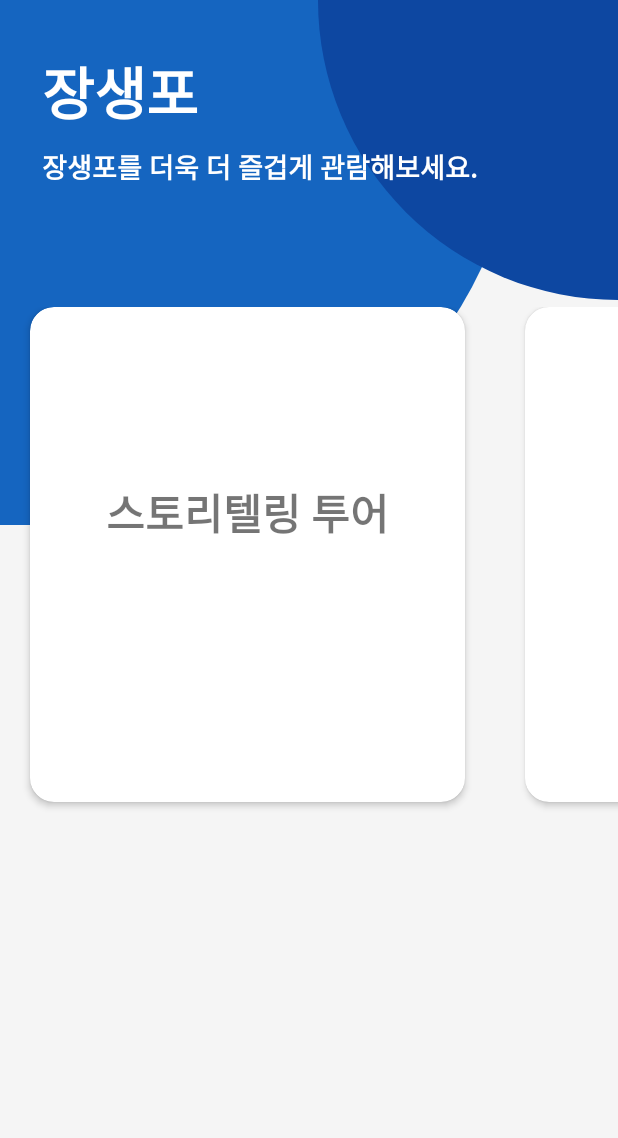
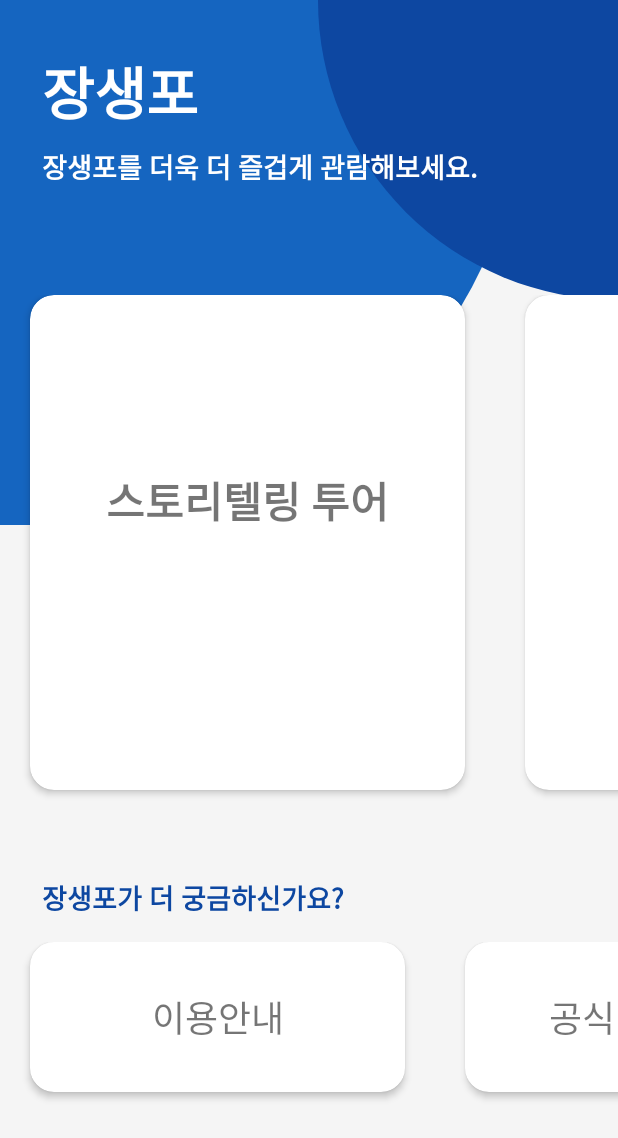
Before and after one commit to gurdlwl/Jangsaengpo_App, an Android app: the screen it shows after launch (MainActivity), on a phone screen of 412 x 824 dp. Shown: the top 1138 px of the screen. Run offline under Robolectric (Android 15) with nearby library versions, the phone set to English and light mode, and no system bars.

Commit message:
subRecyclerview 추가

```diff
--- a/app/src/main/java/kr/hs/dgsw/jangsengpoapp/MainActivity.java
+++ b/app/src/main/java/kr/hs/dgsw/jangsengpoapp/MainActivity.java
@@ -1,6 +1,7 @@
 package kr.hs.dgsw.jangsengpoapp;
 
 import android.content.Intent;
+import android.net.Uri;
 import android.support.v7.app.AppCompatActivity;
 import android.os.Bundle;
 import android.support.v7.widget.LinearLayoutManager;
@@ -8,47 +9,69 @@ import android.support.v7.widget.LinearSnapHelper;
 import android.support.v7.widget.RecyclerView;
 import android.support.v7.widget.SnapHelper;
 import android.view.View;
-import android.widget.ImageView;
-import android.widget.Toast;
 
 import java.util.ArrayList;
 import java.util.Arrays;
 import java.util.List;
 
-import kr.hs.dgsw.jangsengpoapp.RecyclerView.ListAdapter;
-import kr.hs.dgsw.jangsengpoapp.RecyclerView.ListClickListener;
+import kr.hs.dgsw.jangsengpoapp.MainRecyclerView.MainListAdapter;
+import kr.hs.dgsw.jangsengpoapp.MainRecyclerView.MainListClickListener;
+import kr.hs.dgsw.jangsengpoapp.SubRecyclerView.SubListAdapter;
+import kr.hs.dgsw.jangsengpoapp.SubRecyclerView.SubListClickListener;
 
-public class MainActivity extends AppCompatActivity implements ListClickListener {
+public class MainActivity extends AppCompatActivity implements MainListClickListener, SubListClickListener {
 
     SnapHelper snapHelper;
-    RecyclerView menuList;
+    RecyclerView mainList;
+    RecyclerView subList;
     LinearLayoutManager layoutManager;
-    ListAdapter adapter;
-    ImageView bgImg1;
-    ImageView bgImg2;
+    MainListAdapter mainListAdapter;
+    SubListAdapter subListAdapter;
+
+    String[] dataRes;
+    List<String> data;
 
     @Override
     protected void onCreate(Bundle savedInstanceState) {
         super.onCreate(savedInstanceState);
         setContentView(R.layout.activity_main);
 
-        String[] dataRes = getResources().getStringArray(R.array.menuList);
-        List<String> data = new ArrayList<String>(Arrays.asList(dataRes));
+        createMainRecycler();
+        createSubRecycler();
+    }
 
-        bgImg1 = findViewById(R.id.BgColor1);
-        bgImg2 = findViewById(R.id.BgColor2);
+    private void createMainRecycler(){
+        dataRes = getResources().getStringArray(R.array.menuList);
+        data = new ArrayList<String>(Arrays.asList(dataRes));
 
         snapHelper = new LinearSnapHelper();
 
-        menuList = findViewById(R.id.MenuList);
+        mainList = findViewById(R.id.MainList);
         layoutManager = new LinearLayoutManager(this);
-        adapter = new ListAdapter((ArrayList<String>) data,this);
+        mainListAdapter = new MainListAdapter((ArrayList<String>) data,this);
 
         layoutManager.setOrientation(LinearLayoutManager.HORIZONTAL);
-        menuList.setLayoutManager(layoutManager);
-        menuList.setAdapter(adapter);
+        mainList.setLayoutManager(layoutManager);
+        mainList.setAdapter(mainListAdapter);
 
-        snapHelper.attachToRecyclerView(menuList);
+        snapHelper.attachToRecyclerView(mainList);
+    }
+
+    private void createSubRecycler(){
+        dataRes = getResources().getStringArray(R.array.subList);
+        data = new ArrayList<String>(Arrays.asList(dataRes));
+
+        snapHelper = new LinearSnapHelper();
+
+        subList = findViewById(R.id.SubList);
+        layoutManager = new LinearLayoutManager(this);
+        subListAdapter = new SubListAdapter((ArrayList<String>) data, this);
+
+        layoutManager.setOrientation(LinearLayoutManager.HORIZONTAL);
+        subList.setLayoutManager(layoutManager);
+        subList.setAdapter(subListAdapter);
+
+        snapHelper.attachToRecyclerView(subList);
     }
 
     @Override
@@ -63,4 +86,20 @@ public class MainActivity extends AppCompatActivity implements ListClickListener
             startActivity(new Intent(this, MapActivity.class));
         }
     }
+
+    @Override
+    public void onItemClick2(View v, int position){
+        String url = "http://www.whalecity.kr";
+
+        if(position == 0){
+            Intent intent = new Intent(getApplicationContext(), );
+        } else if(position == 1){
+            Intent intent = new Intent(Intent.ACTION_VIEW, Uri.parse(url));
+            startActivity(intent);
+        } else if(position == 2){
+
+        } else if(position == 3){
+
+        }
+    }
 }
--- /dev/null
+++ b/app/src/main/java/kr/hs/dgsw/jangsengpoapp/MainRecyclerView/MainListAdapter.java
@@ -0,0 +1,47 @@
+package kr.hs.dgsw.jangsengpoapp.MainRecyclerView;
+
+import android.support.annotation.NonNull;
+import android.support.v7.widget.RecyclerView;
+import android.view.LayoutInflater;
+import android.view.View;
+import android.view.ViewGroup;
+
+import java.util.ArrayList;
+
+import kr.hs.dgsw.jangsengpoapp.R;
+
+public class MainListAdapter extends RecyclerView.Adapter<MainListItemViewHolder> {
+    private ArrayList<String> listData;
+    private MainListClickListener listener;
+
+    public MainListAdapter(ArrayList<String> data, MainListClickListener listener){
+        this.listData = data;
+        this.listener = listener;
+    }
+
+    @NonNull
+    @Override
+    public MainListItemViewHolder onCreateViewHolder(@NonNull ViewGroup viewGroup, int i) {
+        View listView = LayoutInflater
+                .from(viewGroup.getContext())
+                .inflate(R.layout.item_list, viewGroup, false);
+
+        return new MainListItemViewHolder(listView);
+    }
+
+    @Override
+    public void onBindViewHolder(@NonNull MainListItemViewHolder viewHolder, int i) {
+        viewHolder.textViewTitle.setText(listData.get(i));
+
+        final int index = i;
+        viewHolder.itemView.setOnClickListener(v -> listener.onItemClick(v, index));
+    }
+
+    @Override
+    public int getItemCount() {
+        if(listData == null)
+            return 0;
+        else
+            return listData.size();
+    }
+}
--- /dev/null
+++ b/app/src/main/java/kr/hs/dgsw/jangsengpoapp/MainRecyclerView/MainListClickListener.java
@@ -0,0 +1,7 @@
+package kr.hs.dgsw.jangsengpoapp.MainRecyclerView;
+
+import android.view.View;
+
+public interface MainListClickListener {
+    void onItemClick(View v, int position);
+}
--- /dev/null
+++ b/app/src/main/java/kr/hs/dgsw/jangsengpoapp/MainRecyclerView/MainListItemViewHolder.java
@@ -0,0 +1,18 @@
+package kr.hs.dgsw.jangsengpoapp.MainRecyclerView;
+
+import android.support.annotation.NonNull;
+import android.support.v7.widget.RecyclerView;
+import android.view.View;
+import android.widget.TextView;
+
+import kr.hs.dgsw.jangsengpoapp.R;
+
+public class MainListItemViewHolder extends RecyclerView.ViewHolder {
+
+    TextView textViewTitle;
+
+    public MainListItemViewHolder(@NonNull View itemView) {
+        super(itemView);
+        textViewTitle = itemView.findViewById(R.id.Title);
+    }
+}
--- a/app/src/main/java/kr/hs/dgsw/jangsengpoapp/RecyclerView/ListAdapter.java
+++ /dev/null
@@ -1,47 +0,0 @@
-package kr.hs.dgsw.jangsengpoapp.RecyclerView;
-
-import android.support.annotation.NonNull;
-import android.support.v7.widget.RecyclerView;
-import android.view.LayoutInflater;
-import android.view.View;
-import android.view.ViewGroup;
-
-import java.util.ArrayList;
-
-import kr.hs.dgsw.jangsengpoapp.R;
-
-public class ListAdapter extends RecyclerView.Adapter<ListItemViewHolder> {
-    private ArrayList<String> listData;
-    private ListClickListener listener;
-
-    public ListAdapter(ArrayList<String> data, ListClickListener listener){
-        this.listData = data;
-        this.listener = listener;
-    }
-
-    @NonNull
-    @Override
-    public ListItemViewHolder onCreateViewHolder(@NonNull ViewGroup viewGroup, int i) {
-        View listView = LayoutInflater
-                .from(viewGroup.getContext())
-                .inflate(R.layout.item_list, viewGroup, false);
-
-        return new ListItemViewHolder(listView);
-    }
-
-    @Override
-    public void onBindViewHolder(@NonNull ListItemViewHolder viewHolder, int i) {
-        viewHolder.textViewTitle.setText(listData.get(i));
-
-        final int index = i;
-        viewHolder.itemView.setOnClickListener(v -> listener.onItemClick(v, index));
-    }
-
-    @Override
-    public int getItemCount() {
-        if(listData == null)
-            return 0;
-        else
-            return listData.size();
-    }
-}
--- a/app/src/main/java/kr/hs/dgsw/jangsengpoapp/RecyclerView/ListClickListener.java
+++ /dev/null
@@ -1,7 +0,0 @@
-package kr.hs.dgsw.jangsengpoapp.RecyclerView;
-
-import android.view.View;
-
-public interface ListClickListener {
-    void onItemClick(View v, int position);
-}
--- a/app/src/main/java/kr/hs/dgsw/jangsengpoapp/RecyclerView/ListItemViewHolder.java
+++ /dev/null
@@ -1,18 +0,0 @@
-package kr.hs.dgsw.jangsengpoapp.RecyclerView;
-
-import android.support.annotation.NonNull;
-import android.support.v7.widget.RecyclerView;
-import android.view.View;
-import android.widget.TextView;
-
-import kr.hs.dgsw.jangsengpoapp.R;
-
-public class ListItemViewHolder extends RecyclerView.ViewHolder {
-
-    TextView textViewTitle;
-
-    public ListItemViewHolder(@NonNull View itemView) {
-        super(itemView);
-        textViewTitle = itemView.findViewById(R.id.Title);
-    }
-}
--- /dev/null
+++ b/app/src/main/java/kr/hs/dgsw/jangsengpoapp/SubRecyclerView/SubListAdapter.java
@@ -0,0 +1,47 @@
+package kr.hs.dgsw.jangsengpoapp.SubRecyclerView;
+
+import android.support.annotation.NonNull;
+import android.support.v7.widget.RecyclerView;
+import android.view.LayoutInflater;
+import android.view.View;
+import android.view.ViewGroup;
+
+import java.util.ArrayList;
+
+import kr.hs.dgsw.jangsengpoapp.R;
+
+public class SubListAdapter extends RecyclerView.Adapter<SubListItemViewHolder> {
+    private ArrayList<String> listData;
+    private SubListClickListener listener;
+
+    public SubListAdapter(ArrayList<String> data, SubListClickListener listener){
+        this.listData = data;
+        this.listener = listener;
+    }
+
+    @NonNull
+    @Override
+    public SubListItemViewHolder onCreateViewHolder(@NonNull ViewGroup viewGroup, int i) {
+        View listView = LayoutInflater
+                .from(viewGroup.getContext())
+                .inflate(R.layout.item_list2, viewGroup, false);
+
+        return new SubListItemViewHolder(listView);
+    }
+
+    @Override
+    public void onBindViewHolder(@NonNull SubListItemViewHolder viewHolder, int i) {
+        viewHolder.textViewTitle.setText(listData.get(i));
+
+        final int index = i;
+        viewHolder.itemView.setOnClickListener(v -> listener.onItemClick2(v, index));
+    }
+
+    @Override
+    public int getItemCount() {
+        if(listData == null)
+            return 0;
+        else
+            return listData.size();
+    }
+}
--- /dev/null
+++ b/app/src/main/java/kr/hs/dgsw/jangsengpoapp/SubRecyclerView/SubListClickListener.java
@@ -0,0 +1,7 @@
+package kr.hs.dgsw.jangsengpoapp.SubRecyclerView;
+
+import android.view.View;
+
+public interface SubListClickListener {
+    void onItemClick2(View v, int position);
+}
--- /dev/null
+++ b/app/src/main/java/kr/hs/dgsw/jangsengpoapp/SubRecyclerView/SubListItemViewHolder.java
@@ -0,0 +1,18 @@
+package kr.hs.dgsw.jangsengpoapp.SubRecyclerView;
+
+import android.support.annotation.NonNull;
+import android.support.v7.widget.RecyclerView;
+import android.view.View;
+import android.widget.TextView;
+
+import kr.hs.dgsw.jangsengpoapp.R;
+
+public class SubListItemViewHolder extends RecyclerView.ViewHolder {
+
+    TextView textViewTitle;
+
+    public SubListItemViewHolder(@NonNull View itemView) {
+        super(itemView);
+        textViewTitle = itemView.findViewById(R.id.Title);
+    }
+}
--- a/app/src/main/res/layout/activity_main.xml
+++ b/app/src/main/res/layout/activity_main.xml
@@ -13,6 +13,20 @@
         android:layout_height="match_parent"></include>
 
     <TextView
+        android:id="@+id/SubText"
+        android:layout_width="wrap_content"
+        android:layout_height="wrap_content"
+        android:layout_marginStart="28dp"
+        android:layout_marginTop="8dp"
+        android:text="@string/app_name_info"
+        android:textAllCaps="false"
+        android:textColor="#FFFFFF"
+        android:textSize="18sp"
+        android:textStyle="bold"
+        app:layout_constraintStart_toStartOf="parent"
+        app:layout_constraintTop_toBottomOf="@+id/MainText" />
+
+    <TextView
         android:id="@+id/MainText"
         android:layout_width="0dp"
         android:layout_height="wrap_content"
@@ -26,28 +40,38 @@
         app:layout_constraintStart_toStartOf="parent"
         app:layout_constraintTop_toTopOf="parent" />
 
+    <android.support.v7.widget.RecyclerView
+        android:id="@+id/MainList"
+        android:layout_width="match_parent"
+        android:layout_height="380dp"
+        android:layout_marginTop="72dp"
+        app:layout_constraintEnd_toEndOf="parent"
+        app:layout_constraintHorizontal_bias="0.494"
+        app:layout_constraintStart_toStartOf="parent"
+        android:overScrollMode="never"
+        app:layout_constraintTop_toBottomOf="@+id/SubText" />
+
     <TextView
-        android:id="@+id/SubText"
+        android:id="@+id/SubText2"
         android:layout_width="wrap_content"
         android:layout_height="wrap_content"
         android:layout_marginStart="28dp"
         android:layout_marginTop="8dp"
-        android:text="@string/app_name_info"
+        android:text="@string/app_name_info2"
         android:textAllCaps="false"
-        android:textColor="#FFFFFF"
+        android:textColor="@color/colorPrimaryDark"
         android:textSize="18sp"
         android:textStyle="bold"
         app:layout_constraintStart_toStartOf="parent"
-        app:layout_constraintTop_toBottomOf="@+id/MainText" />
+        app:layout_constraintTop_toBottomOf="@+id/MainList" />
 
     <android.support.v7.widget.RecyclerView
-        android:id="@+id/MenuList"
+        android:id="@+id/SubList"
         android:layout_width="match_parent"
-        android:layout_height="380dp"
-        android:layout_marginTop="80dp"
+        android:layout_height="120dp"
+        android:layout_marginTop="16dp"
         app:layout_constraintEnd_toEndOf="parent"
-        app:layout_constraintHorizontal_bias="0.494"
         app:layout_constraintStart_toStartOf="parent"
-        app:layout_constraintTop_toBottomOf="@+id/SubText" />
+        app:layout_constraintTop_toBottomOf="@+id/SubText2" />
 
 </android.support.constraint.ConstraintLayout>
--- /dev/null
+++ b/app/src/main/res/layout/item_list2.xml
@@ -0,0 +1,30 @@
+<?xml version="1.0" encoding="utf-8"?>
+<android.support.v7.widget.CardView xmlns:android="http://schemas.android.com/apk/res/android"
+    xmlns:app="http://schemas.android.com/apk/res-auto"
+    xmlns:tools="http://schemas.android.com/tools"
+    android:layout_width="250dp"
+    android:layout_height="100dp"
+    android:layout_marginStart="20dp"
+    android:layout_marginEnd="20dp"
+    app:cardCornerRadius="16dp"
+    app:cardElevation="3dp"
+    app:contentPadding="4dp">
+
+    <android.support.constraint.ConstraintLayout
+        android:layout_width="match_parent"
+        android:layout_height="match_parent">
+
+        <TextView
+            android:id="@+id/Title"
+            android:layout_width="wrap_content"
+            android:layout_height="wrap_content"
+            android:text="@string/app_name"
+            android:textSize="24sp"
+            app:layout_constraintBottom_toBottomOf="parent"
+            app:layout_constraintEnd_toEndOf="parent"
+            app:layout_constraintStart_toStartOf="parent"
+            app:layout_constraintTop_toTopOf="parent" />
+
+    </android.support.constraint.ConstraintLayout>
+
+</android.support.v7.widget.CardView>
--- a/app/src/main/res/layout/list.xml
+++ /dev/null
@@ -1,31 +0,0 @@
-<?xml version="1.0" encoding="utf-8"?>
-<android.support.constraint.ConstraintLayout
-    xmlns:android="http://schemas.android.com/apk/res/android"
-    xmlns:app="http://schemas.android.com/apk/res-auto"
-    xmlns:tools="http://schemas.android.com/tools"
-    android:layout_width="match_parent"
-    android:layout_height="match_parent">
-
-    <include
-        android:id="@+id/include3"
-        layout="@layout/item_list"
-        android:layout_width="300dp"
-        android:layout_height="340dp"
-        android:layout_marginStart="8dp"
-        android:layout_marginTop="8dp"
-        android:layout_marginEnd="8dp"
-        app:layout_constraintEnd_toEndOf="parent"
-        app:layout_constraintStart_toStartOf="parent"
-        app:layout_constraintTop_toTopOf="parent" />
-
-    <include
-        layout="@layout/item_list"
-        android:layout_width="250dp"
-        android:layout_height="wrap_content"
-        android:layout_marginStart="8dp"
-        android:layout_marginTop="300dp"
-        android:layout_marginEnd="8dp"
-        app:layout_constraintEnd_toEndOf="parent"
-        app:layout_constraintStart_toStartOf="parent"
-        app:layout_constraintTop_toTopOf="@+id/include3" />
-</android.support.constraint.ConstraintLayout>
--- a/app/src/main/res/values/array.xml
+++ b/app/src/main/res/values/array.xml
@@ -5,6 +5,12 @@
         <item>@string/video</item>
         <item>@string/stamp</item>
         <item>@string/map</item>
+    </string-array>
+
+    <string-array name="subList">
+        <item>이용안내</item>
+        <item>공식 홈페이지</item>
+        <item>앱 정보</item>
     </string-array>
 
     <string-array name="titles">
--- a/app/src/main/res/values/strings.xml
+++ b/app/src/main/res/values/strings.xml
@@ -1,12 +1,13 @@
 <resources>
     <string name="app_name">장생포</string>
     <string name="app_name_info">장생포를 더욱 더 즐겁게 관람해보세요.</string>
+    <string name="app_name_info2">장생포가 더 궁금하신가요?</string>
 
     <string name="storytelling">스토리텔링 투어</string>
-    <string name="story_info"></string>
+    <string name="story_info">재미있는 이야기와 함께 장생포를 만나보세요!</string>
 
     <string name="video">영상으로 보기</string>
-    <string name="video_info"></string>
+    <string name="video_info">영상으로 더 생생하게 장생포를 만나보세요!</string>
 
     <string name="stamp">스탬프 투어</string>
     <string name="stamp_info">아래 장소들을 찾아 스탬프를 찍으세요!</string>
```
Also changed, not shown: 1 other file.
